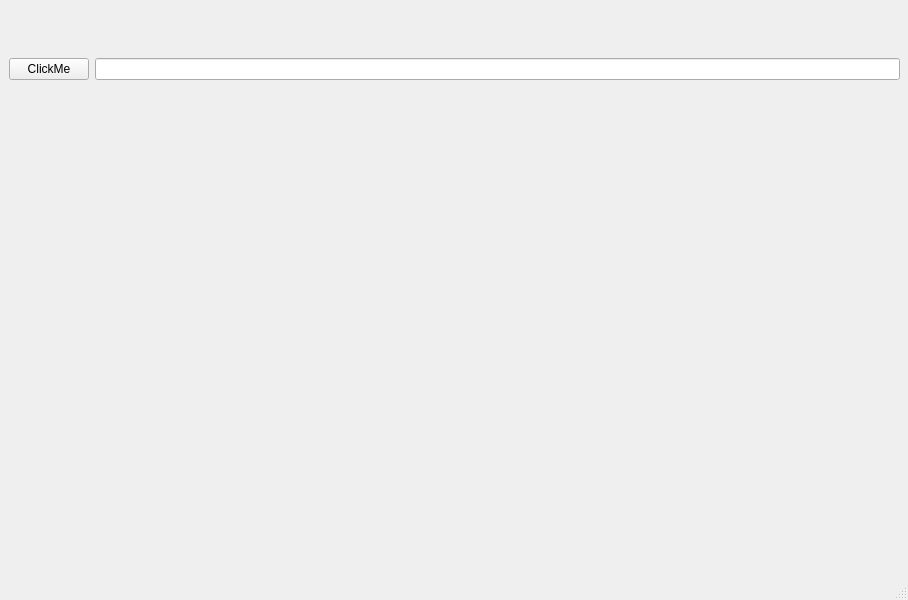
The window that Helloworld/form.ui (gurulinuxer/PyQt) describes before a commit, drawn with Qt 5.
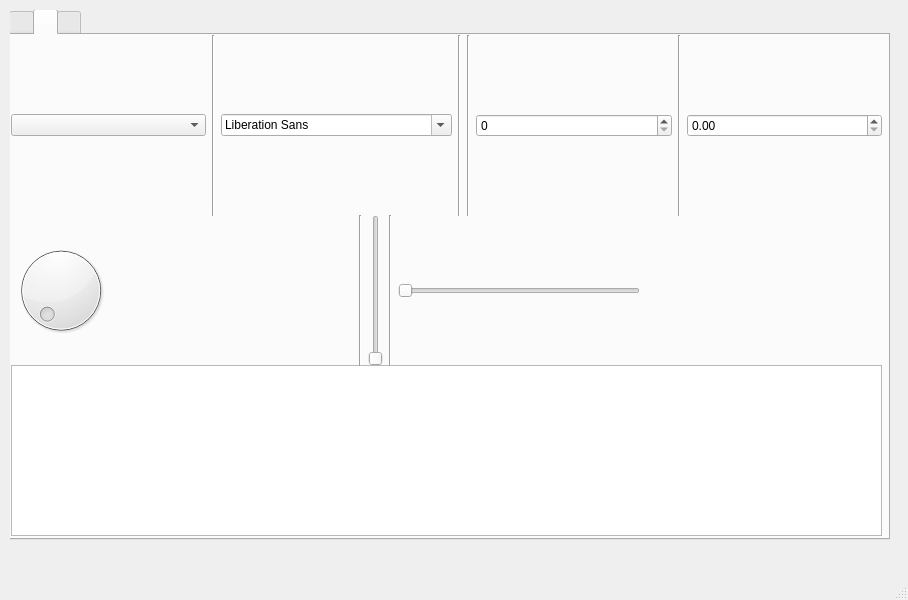
The same window after the commit. The open tabs and pages were chosen to show the change.

```diff
--- a/Helloworld/form.ui
+++ b/Helloworld/form.ui
@@ -14,26 +14,401 @@
    <string>Helloworld</string>
   </property>
   <widget class="QWidget" name="centralwidget">
-   <widget class="QWidget" name="gridLayoutWidget">
+   <widget class="QWidget" name="gridLayoutWidget_2">
     <property name="geometry">
      <rect>
-      <x>9</x>
-      <y>9</y>
-      <width>891</width>
-      <height>121</height>
+      <x>10</x>
+      <y>10</y>
+      <width>881</width>
+      <height>531</height>
      </rect>
     </property>
-    <layout class="QGridLayout" name="gridLayout">
+    <layout class="QGridLayout" name="gridLayout_2">
      <item row="0" column="0">
-      <widget class="QPushButton" name="pushButton_hello">
-       <property name="text">
-        <string>ClickMe</string>
+      <widget class="QStackedWidget" name="stackedWidget">
+       <property name="currentIndex">
+        <number>0</number>
        </property>
+       <widget class="QWidget" name="page">
+        <widget class="QWidget" name="formLayoutWidget">
+         <property name="geometry">
+          <rect>
+           <x>300</x>
+           <y>190</y>
+           <width>261</width>
+           <height>201</height>
+          </rect>
+         </property>
+         <layout class="QFormLayout" name="formLayout">
+          <item row="0" column="1">
+           <spacer name="horizontalSpacer">
+            <property name="orientation">
+             <enum>Qt::Orientation::Horizontal</enum>
+            </property>
+            <property name="sizeHint" stdset="0">
+             <size>
+              <width>0</width>
+              <height>0</height>
+             </size>
+            </property>
+           </spacer>
+          </item>
+          <item row="1" column="0">
+           <widget class="QLabel" name="username_label">
+            <property name="text">
+             <string>Username</string>
+            </property>
+           </widget>
+          </item>
+          <item row="1" column="1">
+           <widget class="QLineEdit" name="username_lineEdit"/>
+          </item>
+          <item row="2" column="0">
+           <widget class="QLabel" name="password_label">
+            <property name="text">
+             <string>Password</string>
+            </property>
+           </widget>
+          </item>
+          <item row="2" column="1">
+           <widget class="QLineEdit" name="password_lineedit"/>
+          </item>
+          <item row="4" column="1">
+           <widget class="QPushButton" name="Login_pushbutton">
+            <property name="text">
+             <string>Login</string>
+            </property>
+           </widget>
+          </item>
+          <item row="6" column="1">
+           <widget class="QPushButton" name="clickme_pushButton">
+            <property name="text">
+             <string>ClickMe</string>
+            </property>
+           </widget>
+          </item>
+          <item row="7" column="1">
+           <spacer name="horizontalSpacer_2">
+            <property name="orientation">
+             <enum>Qt::Orientation::Horizontal</enum>
+            </property>
+            <property name="sizeHint" stdset="0">
+             <size>
+              <width>0</width>
+              <height>0</height>
+             </size>
+            </property>
+           </spacer>
+          </item>
+         </layout>
+        </widget>
+       </widget>
+       <widget class="QWidget" name="page_2">
+        <widget class="QWidget" name="gridLayoutWidget">
+         <property name="geometry">
+          <rect>
+           <x>-1</x>
+           <y>-1</y>
+           <width>881</width>
+           <height>531</height>
+          </rect>
+         </property>
+         <layout class="QVBoxLayout" name="verticalLayout">
+          <item>
+           <widget class="QTabWidget" name="button_tabWidget">
+            <property name="currentIndex">
+             <number>0</number>
+            </property>
+            <widget class="QWidget" name="Button_tab">
+             <attribute name="title">
+              <string/>
+             </attribute>
+             <widget class="QWidget" name="verticalLayoutWidget">
+              <property name="geometry">
+               <rect>
+                <x>0</x>
+                <y>0</y>
+                <width>871</width>
+                <height>284</height>
+               </rect>
+              </property>
+              <layout class="QVBoxLayout" name="verticalLayout_2">
+               <item>
+                <widget class="QPushButton" name="pushButton">
+                 <property name="text">
+                  <string>PushButton</string>
+                 </property>
+                </widget>
+               </item>
+               <item>
+                <widget class="QToolButton" name="toolButton">
+                 <property name="text">
+                  <string>...</string>
+                 </property>
+                </widget>
+               </item>
+               <item>
+                <widget class="QFrame" name="line_8">
+                 <property name="frameShape">
+                  <enum>QFrame::Shape::HLine</enum>
+                 </property>
+                 <property name="frameShadow">
+                  <enum>QFrame::Shadow::Sunken</enum>
+                 </property>
+                </widget>
+               </item>
+               <item>
+                <widget class="QRadioButton" name="radioButton">
+                 <property name="text">
+                  <string>RadioButton</string>
+                 </property>
+                </widget>
+               </item>
+               <item>
+                <widget class="QFrame" name="line_9">
+                 <property name="frameShape">
+                  <enum>QFrame::Shape::HLine</enum>
+                 </property>
+                 <property name="frameShadow">
+                  <enum>QFrame::Shadow::Sunken</enum>
+                 </property>
+                </widget>
+               </item>
+               <item>
+                <widget class="QCheckBox" name="checkBox">
+                 <property name="text">
+                  <string>CheckBox</string>
+                 </property>
+                </widget>
+               </item>
+               <item>
+                <widget class="QFrame" name="line_10">
+                 <property name="frameShape">
+                  <enum>QFrame::Shape::HLine</enum>
+                 </property>
+                 <property name="frameShadow">
+                  <enum>QFrame::Shadow::Sunken</enum>
+                 </property>
+                </widget>
+               </item>
+               <item>
+                <widget class="QCommandLinkButton" name="commandLinkButton">
+                 <property name="text">
+                  <string>CommandLinkButton</string>
+                 </property>
+                </widget>
+               </item>
+               <item>
+                <widget class="QFrame" name="line_11">
+                 <property name="frameShape">
+                  <enum>QFrame::Shape::HLine</enum>
+                 </property>
+                 <property name="frameShadow">
+                  <enum>QFrame::Shadow::Sunken</enum>
+                 </property>
+                </widget>
+               </item>
+               <item>
+                <widget class="QDialogButtonBox" name="buttonBox">
+                 <property name="standardButtons">
+                  <set>QDialogButtonBox::StandardButton::Cancel|QDialogButtonBox::StandardButton::Ok</set>
+                 </property>
+                </widget>
+               </item>
+              </layout>
+             </widget>
+            </widget>
+            <widget class="QWidget" name="Input_Display_widget_tab">
+             <attribute name="title">
+              <string/>
+             </attribute>
+             <widget class="QWidget" name="verticalLayoutWidget_2">
+              <property name="geometry">
+               <rect>
+                <x>0</x>
+                <y>0</y>
+                <width>871</width>
+                <height>181</height>
+               </rect>
+              </property>
+              <layout class="QHBoxLayout" name="horizontalLayout_2">
+               <item>
+                <widget class="QComboBox" name="comboBox"/>
+               </item>
+               <item>
+                <widget class="QFrame" name="line_3">
+                 <property name="frameShape">
+                  <enum>QFrame::Shape::VLine</enum>
+                 </property>
+                 <property name="frameShadow">
+                  <enum>QFrame::Shadow::Sunken</enum>
+                 </property>
+                </widget>
+               </item>
+               <item>
+                <widget class="QFontComboBox" name="fontComboBox"/>
+               </item>
+               <item>
+                <widget class="QFrame" name="line_5">
+                 <property name="frameShape">
+                  <enum>QFrame::Shape::VLine</enum>
+                 </property>
+                 <property name="frameShadow">
+                  <enum>QFrame::Shadow::Sunken</enum>
+                 </property>
+                </widget>
+               </item>
+               <item>
+                <widget class="QFrame" name="line_6">
+                 <property name="frameShape">
+                  <enum>QFrame::Shape::VLine</enum>
+                 </property>
+                 <property name="frameShadow">
+                  <enum>QFrame::Shadow::Sunken</enum>
+                 </property>
+                </widget>
+               </item>
+               <item>
+                <widget class="QSpinBox" name="spinBox"/>
+               </item>
+               <item>
+                <widget class="QFrame" name="line_7">
+                 <property name="frameShape">
+                  <enum>QFrame::Shape::VLine</enum>
+                 </property>
+                 <property name="frameShadow">
+                  <enum>QFrame::Shadow::Sunken</enum>
+                 </property>
+                </widget>
+               </item>
+               <item>
+                <widget class="QDoubleSpinBox" name="doubleSpinBox"/>
+               </item>
+              </layout>
+             </widget>
+             <widget class="QTextBrowser" name="textBrowser">
+              <property name="geometry">
+               <rect>
+                <x>0</x>
+                <y>330</y>
+                <width>871</width>
+                <height>171</height>
+               </rect>
+              </property>
+             </widget>
+             <widget class="QWidget" name="horizontalLayoutWidget_2">
+              <property name="geometry">
+               <rect>
+                <x>0</x>
+                <y>180</y>
+                <width>871</width>
+                <height>151</height>
+               </rect>
+              </property>
+              <layout class="QHBoxLayout" name="horizontalLayout_3">
+               <item>
+                <widget class="QDial" name="dial"/>
+               </item>
+               <item>
+                <spacer name="horizontalSpacer_4">
+                 <property name="orientation">
+                  <enum>Qt::Orientation::Horizontal</enum>
+                 </property>
+                 <property name="sizeHint" stdset="0">
+                  <size>
+                   <width>0</width>
+                   <height>0</height>
+                  </size>
+                 </property>
+                </spacer>
+               </item>
+               <item>
+                <widget class="QFrame" name="line_2">
+                 <property name="frameShape">
+                  <enum>QFrame::Shape::VLine</enum>
+                 </property>
+                 <property name="frameShadow">
+                  <enum>QFrame::Shadow::Sunken</enum>
+                 </property>
+                </widget>
+               </item>
+               <item>
+                <widget class="QSlider" name="verticalSlider">
+                 <property name="orientation">
+                  <enum>Qt::Orientation::Vertical</enum>
+                 </property>
+                </widget>
+               </item>
+               <item>
+                <widget class="QFrame" name="line">
+                 <property name="frameShape">
+                  <enum>QFrame::Shape::VLine</enum>
+                 </property>
+                 <property name="frameShadow">
+                  <enum>QFrame::Shadow::Sunken</enum>
+                 </property>
+                </widget>
+               </item>
+               <item>
+                <widget class="QSlider" name="horizontalSlider">
+                 <property name="orientation">
+                  <enum>Qt::Orientation::Horizontal</enum>
+                 </property>
+                </widget>
+               </item>
+               <item>
+                <spacer name="horizontalSpacer_3">
+                 <property name="orientation">
+                  <enum>Qt::Orientation::Horizontal</enum>
+                 </property>
+                 <property name="sizeHint" stdset="0">
+                  <size>
+                   <width>0</width>
+                   <height>0</height>
+                  </size>
+                 </property>
+                </spacer>
+               </item>
+              </layout>
+             </widget>
+            </widget>
+            <widget class="QWidget" name="Display_widgets">
+             <attribute name="title">
+              <string/>
+             </attribute>
+             <widget class="QWidget" name="horizontalLayoutWidget">
+              <property name="geometry">
+               <rect>
+                <x>0</x>
+                <y>20</y>
+                <width>871</width>
+                <height>221</height>
+               </rect>
+              </property>
+              <layout class="QHBoxLayout" name="horizontalLayout">
+               <item>
+                <widget class="QLCDNumber" name="lcdNumber"/>
+               </item>
+              </layout>
+             </widget>
+             <widget class="QTextBrowser" name="textBrowser_2">
+              <property name="geometry">
+               <rect>
+                <x>0</x>
+                <y>250</y>
+                <width>871</width>
+                <height>241</height>
+               </rect>
+              </property>
+             </widget>
+            </widget>
+           </widget>
+          </item>
+         </layout>
+        </widget>
+       </widget>
       </widget>
      </item>
-     <item row="0" column="1">
-      <widget class="QLineEdit" name="lineEdit"/>
-     </item>
     </layout>
    </widget>
   </widget>
```
Left out of the diff: 3 changed lines with no effect on the pictures.
